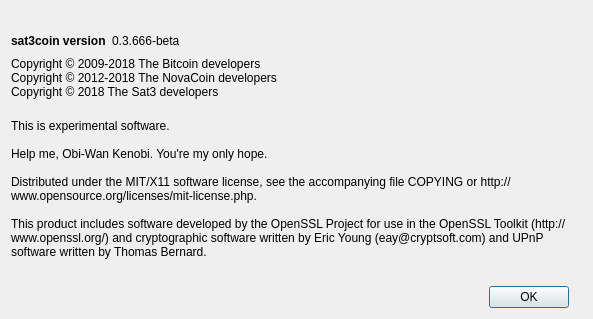
Qt form src/qt/forms/aboutdialog.ui (nerdlabs-dev/sat3) before a commit.
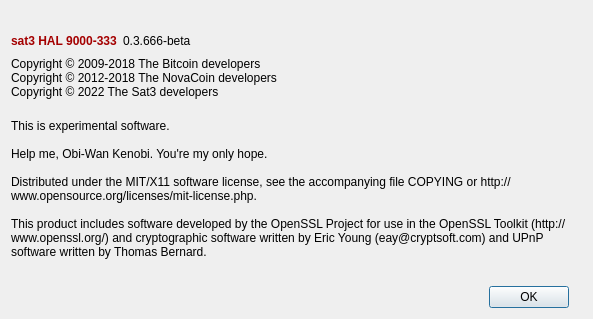
The same form after that commit. Icons and pictures are not drawn.

The edit to the form file:
```diff
--- a/src/qt/forms/aboutdialog.ui
+++ b/src/qt/forms/aboutdialog.ui
@@ -37,7 +37,7 @@
           <cursorShape>IBeamCursor</cursorShape>
          </property>
          <property name="text">
-          <string>&lt;html&gt;&lt;head/&gt;&lt;body&gt;&lt;p&gt;&lt;span style=&quot; font-weight:600;&quot;&gt;sat3coin version&lt;/span&gt;&lt;/p&gt;&lt;/body&gt;&lt;/html&gt;</string>
+          <string>&lt;html&gt;&lt;head/&gt;&lt;body&gt;&lt;p&gt;&lt;span style=&quot; font-weight:600; color:#a40000;&quot;&gt;sat3 HAL 9000-333&lt;/span&gt;&lt;/p&gt;&lt;/body&gt;&lt;/html&gt;</string>
          </property>
          <property name="textInteractionFlags">
           <set>Qt::LinksAccessibleByMouse|Qt::TextSelectableByKeyboard|Qt::TextSelectableByMouse</set>
@@ -80,7 +80,7 @@
        <property name="text">
         <string>Copyright © 2009-2018 The Bitcoin developers
 Copyright © 2012-2018 The NovaCoin developers
-Copyright © 2018 The Sat3 developers</string>
+Copyright © 2022 The Sat3 developers</string>
        </property>
        <property name="textInteractionFlags">
         <set>Qt::LinksAccessibleByMouse|Qt::TextSelectableByKeyboard|Qt::TextSelectableByMouse</set>
```
